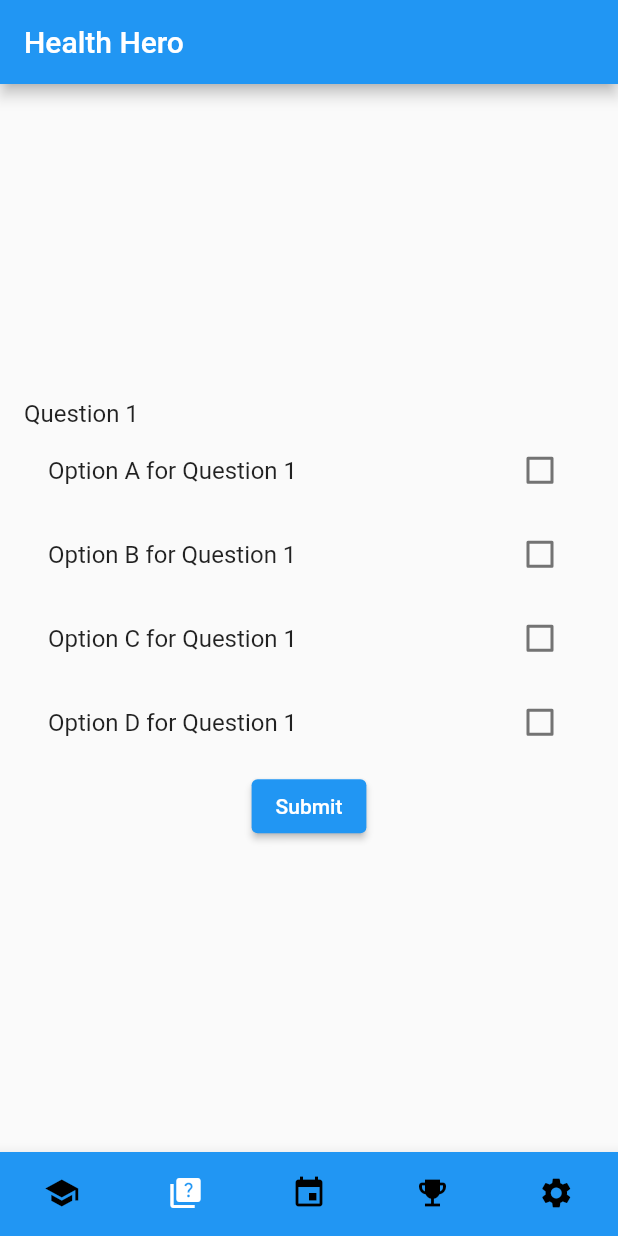
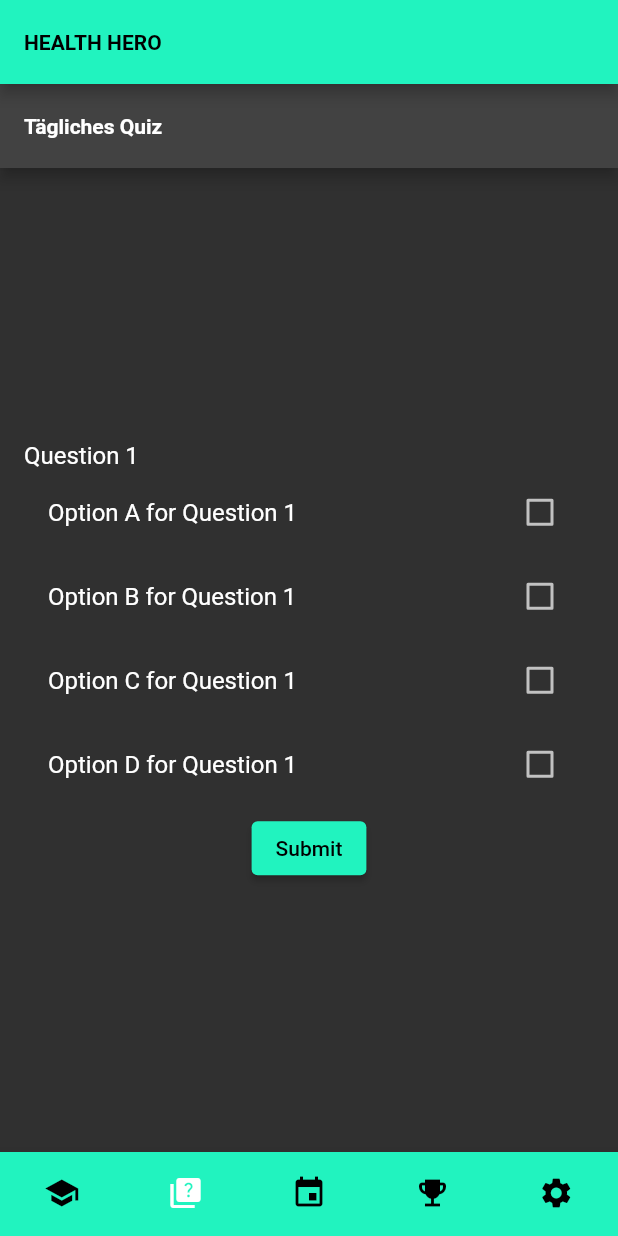
Before and after one commit to M3RL1NF/healthhero, a Flutter app: the screen it shows after launch, item 2 of the bottom bar chosen, on a phone screen of 412 x 824 dp. Run offline on Flutter 3.47's test engine with Material 2 defaults, Android fonts, the phone set to English and light mode, and no system bars; our stand-ins replace sqflite; accounts and stored records are empty.

Commit message:
Added theme

```diff
--- a/lib/main.dart
+++ b/lib/main.dart
@@ -21,7 +21,36 @@ class MyApp extends StatelessWidget {
     return MaterialApp(
       title: 'Health Hero',
       theme: ThemeData(
-        primarySwatch: Colors.blue,
+        brightness: Brightness.dark,
+        primaryColor: const Color.fromARGB(255, 33, 243, 191),
+        primarySwatch: const MaterialColor(0xFF21F3BF, {
+          50: Color(0xFFE0F7F2),
+          100: Color(0xFFB3F0E4),
+          200: Color(0xFF80E9D4),
+          300: Color(0xFF4DE2C5),
+          400: Color(0xFF26DDB9),
+          500: Color(0xFF21F3BF),
+          600: Color(0xFF0FC29A),
+          700: Color(0xFF0A9B7A),
+          800: Color(0xFF07735A),
+          900: Color(0xFF055D46),
+        }),
+        elevatedButtonTheme: ElevatedButtonThemeData(
+          style: ButtonStyle(
+            backgroundColor: MaterialStateProperty.all<Color?>(Color.fromARGB(255, 33, 243, 191)),
+          ),
+        ),
+        textButtonTheme: TextButtonThemeData(
+          style: ButtonStyle(
+            foregroundColor: MaterialStateProperty.all<Color?>(Color.fromARGB(255, 33, 243, 191)),
+          ),
+        ),
+        appBarTheme: const AppBarTheme(
+          titleTextStyle: TextStyle(
+            color: Colors.black,
+            fontWeight: FontWeight.bold,
+          ),
+        ),
       ),
       home: const MyBottomNavigationBar(),
     );
@@ -54,12 +83,17 @@ class MyBottomNavigationBarState extends State<MyBottomNavigationBar> {
   @override
   Widget build(BuildContext context) {
     return Scaffold(
+      appBar: AppBar(
+        backgroundColor: Theme.of(context).elevatedButtonTheme.style?.backgroundColor?.resolve({}) ?? Colors.white,
+        title: const Text('HEALTH HERO'),
+      ),
       body: _children[_currentIndex],
       bottomNavigationBar: BottomNavigationBar(
         type: BottomNavigationBarType.fixed,
-        backgroundColor: Colors.blue,
-        selectedItemColor: Colors.white,
+        backgroundColor: Theme.of(context).primaryColor,
+        selectedItemColor: Colors.black,
         unselectedItemColor: Colors.black,
+        selectedIconTheme: const IconThemeData(color: Colors.white),
         showSelectedLabels: false,
         showUnselectedLabels: false,
         onTap: onTabTapped,
--- a/lib/screens/AchievementScreen.dart
+++ b/lib/screens/AchievementScreen.dart
@@ -7,7 +7,11 @@ class AchievementScreen extends StatelessWidget {
   Widget build(BuildContext context) {
     return Scaffold(
       appBar: AppBar(
-        title: const Text('Health Hero'),
+        title: const Text('Errungenschaften'),
+        titleTextStyle: const TextStyle(
+          color: Color.fromARGB(255, 255, 255, 255),
+          fontWeight: FontWeight.bold,
+        ),
       ),
       body: const Center(
         child: Text('Achievement Screen'),
--- a/lib/screens/ChallengeScreen.dart
+++ b/lib/screens/ChallengeScreen.dart
@@ -15,7 +15,11 @@ class ChallengeScreen extends StatelessWidget {
   Widget build(BuildContext context) {
     return Scaffold(
       appBar: AppBar(
-        title: const Text('Health Hero'),
+        title: const Text('Tägliche Challenges'),
+        titleTextStyle: const TextStyle(
+          color: Color.fromARGB(255, 255, 255, 255),
+          fontWeight: FontWeight.bold,
+        ),
       ),
       body: Center(
         child: FutureBuilder<List<Challenge>>(
--- a/lib/screens/LearnScreen.dart
+++ b/lib/screens/LearnScreen.dart
@@ -7,7 +7,11 @@ class LearnScreen extends StatelessWidget {
   Widget build(BuildContext context) {
     return Scaffold(
       appBar: AppBar(
-        title: const Text('Health Hero'),
+        title: const Text('Lernzentrum'),
+        titleTextStyle: const TextStyle(
+          color: Color.fromARGB(255, 255, 255, 255),
+          fontWeight: FontWeight.bold,
+        ),
       ),
       body: const Center(
         child: Text('Learn Screen'),
--- a/lib/screens/QuizScreen.dart
+++ b/lib/screens/QuizScreen.dart
@@ -38,7 +38,11 @@ class QuizScreenState extends State<QuizScreen> {
   Widget build(BuildContext context) {
     return Scaffold(
       appBar: AppBar(
-        title: const Text('Health Hero'),
+        title: const Text('Tägliches Quiz'),
+        titleTextStyle: const TextStyle(
+          color: Color.fromARGB(255, 255, 255, 255),
+          fontWeight: FontWeight.bold,
+        ),
       ),
       body: Center(
         child: FutureBuilder<Quiz?>(
```
